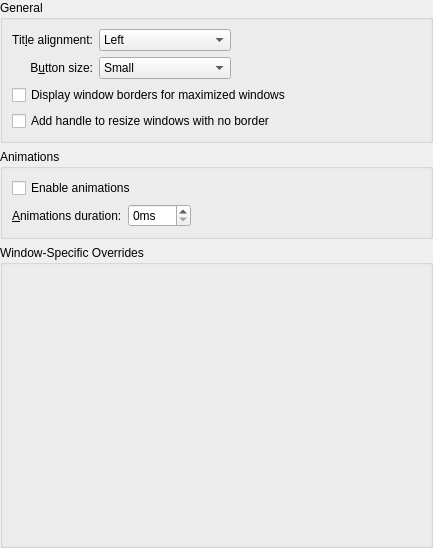
Before: the Qt Designer form kdecoration/config/ui/oxygenconfigurationui.ui in KDE/oxygen, drawn with Qt 5.
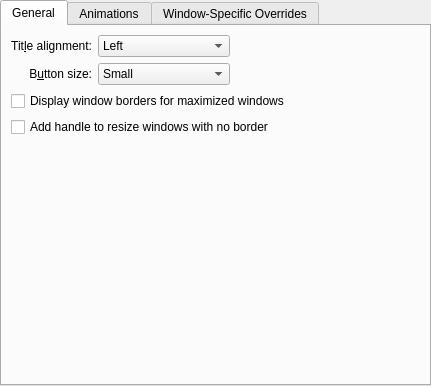
After: the same form once the commit is applied. Custom widgets are drawn as their Qt base class.

Commit message: ported KDE4 configuration ui to KF5

Patch:
```diff
--- a/kdecoration/config/ui/oxygenconfigurationui.ui
+++ b/kdecoration/config/ui/oxygenconfigurationui.ui
@@ -6,8 +6,8 @@
    <rect>
     <x>0</x>
     <y>0</y>
-    <width>433</width>
-    <height>548</height>
+    <width>431</width>
+    <height>386</height>
    </rect>
   </property>
   <layout class="QVBoxLayout" name="verticalLayout">
@@ -24,11 +24,52 @@
     <number>0</number>
    </property>
    <item>
-    <widget class="QGroupBox" name="groupBox">
-     <property name="title">
+    <widget class="QTabWidget" name="tabWidget">
+     <property name="currentIndex">
+      <number>0</number>
+     </property>
+     <widget class="QWidget" name="tab">
+      <attribute name="title">
       <string>General</string>
-     </property>
+      </attribute>
      <layout class="QGridLayout" name="gridLayout">
+       <item row="1" column="1">
+        <widget class="QComboBox" name="buttonSize">
+         <item>
+          <property name="text">
+           <string comment="@item:inlistbox Button size:">Small</string>
+          </property>
+         </item>
+         <item>
+          <property name="text">
+           <string comment="@item:inlistbox Button size:">Normal</string>
+          </property>
+         </item>
+         <item>
+          <property name="text">
+           <string comment="@item:inlistbox Button size:">Large</string>
+          </property>
+         </item>
+         <item>
+          <property name="text">
+           <string comment="@item:inlistbox Button size:">Very Large</string>
+          </property>
+         </item>
+        </widget>
+       </item>
+       <item row="0" column="2">
+        <spacer name="horizontalSpacer">
+         <property name="orientation">
+          <enum>Qt::Horizontal</enum>
+         </property>
+         <property name="sizeHint" stdset="0">
+          <size>
+           <width>205</width>
+           <height>20</height>
+          </size>
+         </property>
+        </spacer>
+       </item>
       <item row="0" column="0">
        <widget class="QLabel" name="label_3">
         <property name="text">
@@ -66,19 +107,6 @@
         </item>
        </widget>
       </item>
-      <item row="0" column="2">
-       <spacer name="horizontalSpacer">
-        <property name="orientation">
-         <enum>Qt::Horizontal</enum>
-        </property>
-        <property name="sizeHint" stdset="0">
-         <size>
-          <width>199</width>
-          <height>20</height>
-         </size>
-        </property>
-       </spacer>
-      </item>
       <item row="1" column="0">
        <widget class="QLabel" name="label_4">
         <property name="text">
@@ -92,37 +120,6 @@
         </property>
        </widget>
       </item>
-      <item row="2" column="0" colspan="3">
-       <widget class="QCheckBox" name="drawBorderOnMaximizedWindows">
-        <property name="text">
-         <string>Display window borders for maximized windows</string>
-        </property>
-       </widget>
-      </item>
-      <item row="1" column="1">
-       <widget class="QComboBox" name="buttonSize">
-        <item>
-         <property name="text">
-          <string comment="@item:inlistbox Button size:">Small</string>
-         </property>
-        </item>
-        <item>
-         <property name="text">
-          <string comment="@item:inlistbox Button size:">Normal</string>
-         </property>
-        </item>
-        <item>
-         <property name="text">
-          <string comment="@item:inlistbox Button size:">Large</string>
-         </property>
-        </item>
-        <item>
-         <property name="text">
-          <string comment="@item:inlistbox Button size:">Very Large</string>
-         </property>
-        </item>
-       </widget>
-      </item>
       <item row="3" column="0" colspan="3">
        <widget class="QCheckBox" name="drawSizeGrip">
         <property name="text">
@@ -130,64 +127,49 @@
         </property>
        </widget>
       </item>
-     </layout>
-    </widget>
-   </item>
-   <item>
-    <widget class="QGroupBox" name="groupBox_2">
-     <property name="title">
+       <item row="2" column="0" colspan="3">
+        <widget class="QCheckBox" name="drawBorderOnMaximizedWindows">
+         <property name="text">
+          <string>Display window borders for maximized windows</string>
+         </property>
+        </widget>
+       </item>
+       <item row="4" column="0" colspan="3">
+        <spacer name="verticalSpacer">
+         <property name="orientation">
+          <enum>Qt::Vertical</enum>
+         </property>
+         <property name="sizeHint" stdset="0">
+          <size>
+           <width>20</width>
+           <height>40</height>
+          </size>
+         </property>
+        </spacer>
+       </item>
+      </layout>
+     </widget>
+     <widget class="QWidget" name="tab_3">
+      <attribute name="title">
       <string>Animations</string>
-     </property>
-     <layout class="QGridLayout" name="gridLayout_2">
-      <item row="2" column="0">
-       <widget class="QLabel" name="animationsDurationLabel">
-        <property name="text">
-         <string>&amp;Animations duration:</string>
-        </property>
-        <property name="buddy">
-         <cstring>animationsDuration</cstring>
-        </property>
-       </widget>
-      </item>
-      <item row="2" column="1">
-       <widget class="QSpinBox" name="animationsDuration">
-        <property name="suffix">
-         <string>ms</string>
-        </property>
-        <property name="maximum">
-         <number>500</number>
-        </property>
-       </widget>
-      </item>
-      <item row="2" column="2">
-       <spacer name="horizontalSpacer_2">
-        <property name="orientation">
-         <enum>Qt::Horizontal</enum>
-        </property>
-        <property name="sizeHint" stdset="0">
-         <size>
-          <width>40</width>
-          <height>20</height>
-         </size>
-        </property>
-       </spacer>
-      </item>
-      <item row="0" column="0" colspan="3">
-       <widget class="QCheckBox" name="animationsEnabled">
-        <property name="text">
-         <string>Enable animations</string>
-        </property>
-       </widget>
-      </item>
-     </layout>
-    </widget>
-   </item>
+      </attribute>
+      <layout class="QVBoxLayout" name="verticalLayout_4">
+       <property name="margin">
+        <number>0</number>
+       </property>
    <item>
-    <widget class="QGroupBox" name="groupBox_3">
-     <property name="title">
+        <widget class="Oxygen::AnimationConfigWidget" name="animationConfigWidget" native="true"/>
+       </item>
+      </layout>
+     </widget>
+     <widget class="QWidget" name="tab_2">
+      <attribute name="title">
       <string>Window-Specific Overrides</string>
-     </property>
-     <layout class="QVBoxLayout" name="verticalLayout_2">
+      </attribute>
+      <layout class="QVBoxLayout" name="verticalLayout_3">
+       <property name="margin">
+        <number>0</number>
+       </property>
       <item>
        <widget class="Oxygen::ExceptionListWidget" name="exceptions" native="true">
         <property name="sizePolicy">
@@ -200,6 +182,7 @@
       </item>
      </layout>
     </widget>
+    </widget>
    </item>
   </layout>
  </widget>
@@ -210,6 +193,12 @@
    <header>config/oxygenexceptionlistwidget.h</header>
    <container>1</container>
   </customwidget>
+  <customwidget>
+   <class>Oxygen::AnimationConfigWidget</class>
+   <extends>QWidget</extends>
+   <header>config/oxygenanimationconfigwidget.h</header>
+   <container>1</container>
+  </customwidget>
  </customwidgets>
  <resources/>
  <connections/>
```
Left out of the diff: 11 changed lines with no effect on the pictures. Lines whose indentation alone changed are shown as unchanged. The commit also changes 4 other files.
